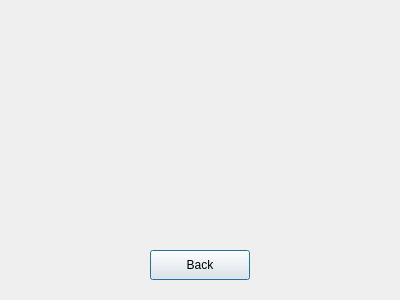
This is brightnesscontrol.ui in dbogardaustin/InfotainmentSystem as Qt 5 draws it before an edit. The edited form follows.
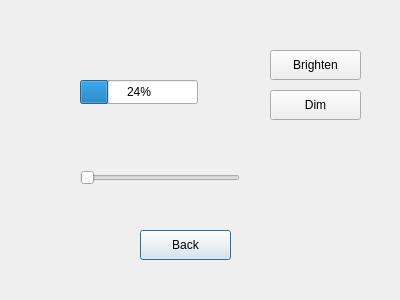
This is the edited form.

What changed in the file:
```diff
--- a/brightnesscontrol.ui
+++ b/brightnesscontrol.ui
@@ -16,9 +16,9 @@
   <widget class="QPushButton" name="pushButton">
    <property name="geometry">
     <rect>
-     <x>150</x>
-     <y>250</y>
-     <width>100</width>
+     <x>140</x>
+     <y>230</y>
+     <width>91</width>
      <height>30</height>
     </rect>
    </property>
@@ -26,6 +26,58 @@
     <string>Back</string>
    </property>
   </widget>
+  <widget class="QSlider" name="horizontalSlider">
+   <property name="geometry">
+    <rect>
+     <x>80</x>
+     <y>170</y>
+     <width>160</width>
+     <height>16</height>
+    </rect>
+   </property>
+   <property name="orientation">
+    <enum>Qt::Horizontal</enum>
+   </property>
+  </widget>
+  <widget class="QProgressBar" name="progressBar">
+   <property name="geometry">
+    <rect>
+     <x>80</x>
+     <y>80</y>
+     <width>118</width>
+     <height>24</height>
+    </rect>
+   </property>
+   <property name="value">
+    <number>24</number>
+   </property>
+  </widget>
+  <widget class="QPushButton" name="brightButton">
+   <property name="geometry">
+    <rect>
+     <x>270</x>
+     <y>50</y>
+     <width>91</width>
+     <height>30</height>
+    </rect>
+   </property>
+   <property name="text">
+    <string>Brighten</string>
+   </property>
+  </widget>
+  <widget class="QPushButton" name="dimButton">
+   <property name="geometry">
+    <rect>
+     <x>270</x>
+     <y>90</y>
+     <width>91</width>
+     <height>30</height>
+    </rect>
+   </property>
+   <property name="text">
+    <string>Dim</string>
+   </property>
+  </widget>
  </widget>
  <resources/>
  <connections/>
```
